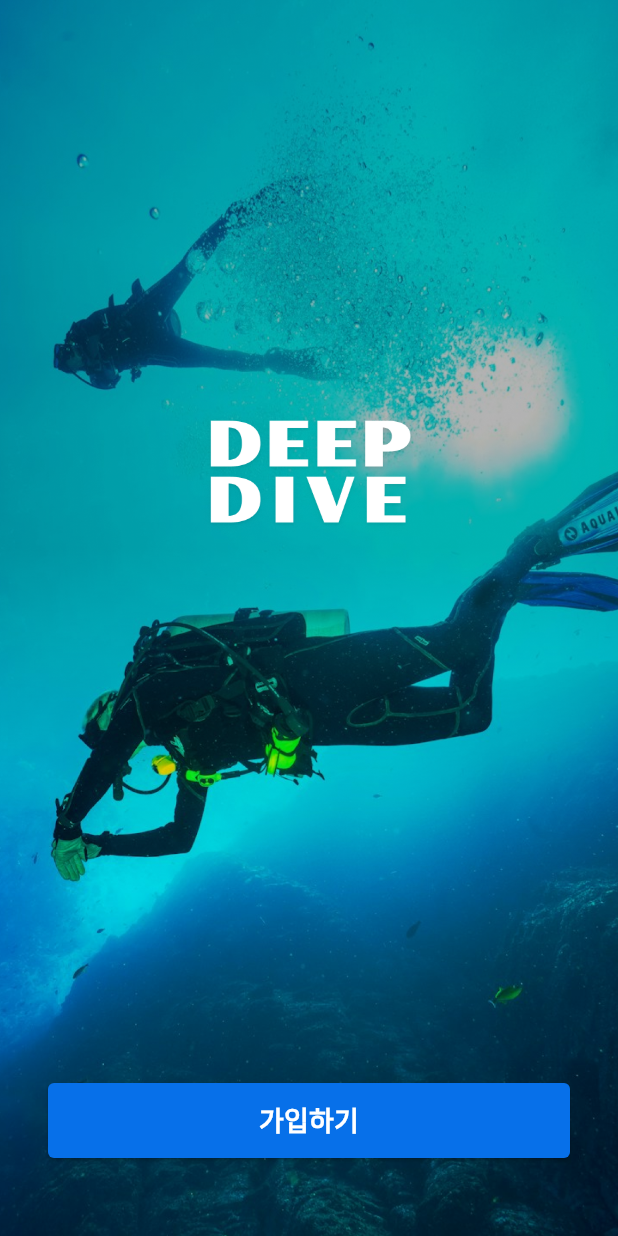
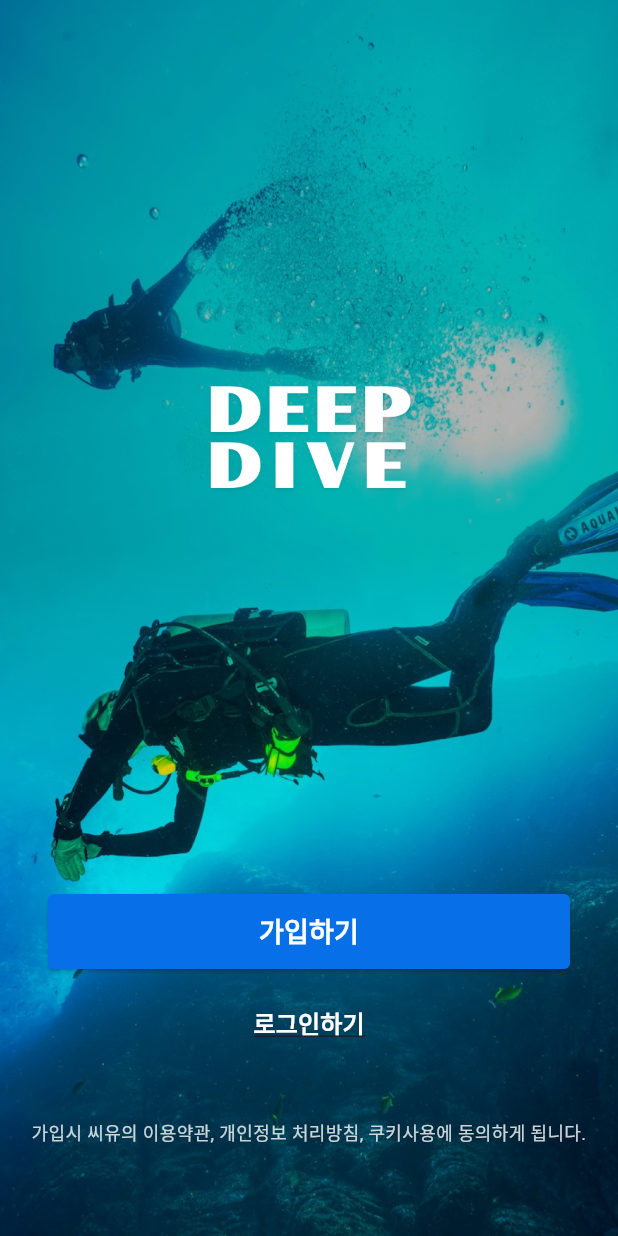
Before and after one commit to matthewKang6263/flutter_application_seau, a Flutter app: the WelcomePage screen opened directly, on a phone screen of 412 x 824 dp. Run offline on Flutter 3.47's test engine with Material 3 defaults, Android fonts, the phone set to English and light mode, and no system bars; our stand-ins replace flutter_riverpod; project files that could hold a hidden picture were left out.

Commit message:
웰컴페이지 UI 완료

```diff
--- a/lib/ui/pages/welcome/welcome_page.dart
+++ b/lib/ui/pages/welcome/welcome_page.dart
@@ -1,5 +1,6 @@
 import 'package:flutter/material.dart';
 import 'package:flutter_application_seau/ui/pages/join/join_page.dart';
+import 'package:flutter_application_seau/ui/pages/login/login_page.dart';
 import 'package:flutter_application_seau/ui/widgets/primary_button.dart';
 
 class WelcomePage extends StatelessWidget {
@@ -31,11 +32,9 @@ class WelcomePage extends StatelessWidget {
                 ],
               ),
               const Spacer(),
-              const SizedBox(height: 40),
               // 시작하기 버튼
               Padding(
-                padding:
-                    const EdgeInsets.symmetric(horizontal: 16, vertical: 40),
+                padding: const EdgeInsets.symmetric(horizontal: 16),
                 child: PrimaryButton(
                   text: "가입하기",
                   onPressed: () {
@@ -49,6 +48,42 @@ class WelcomePage extends StatelessWidget {
                   backgroundColor: const Color(0xFF0770E9),
                 ),
               ),
+              // 로그인하기 버튼 (투명)
+              Padding(
+                padding: const EdgeInsets.symmetric(horizontal: 16),
+                child: TextButton(
+                  onPressed: () {
+                    Navigator.push(
+                      context,
+                      MaterialPageRoute(
+                        builder: (context) => const LoginPage(),
+                      ),
+                    );
+                  },
+                  child: const Text(
+                    "로그인하기",
+                    style: TextStyle(
+                      fontSize: 16,
+                      fontWeight: FontWeight.bold,
+                      color: Colors.white, // 글자색은 흰색
+                      decoration: TextDecoration.underline, // 밑줄 추가
+                    ),
+                  ),
+                ),
+              ),
+              const SizedBox(height: 40),
+              // 약관 동의 텍스트
+              Padding(
+                padding: const EdgeInsets.only(bottom: 60),
+                child: Text(
+                  "가입시 씨유의 이용약관, 개인정보 처리방침, 쿠키사용에 동의하게 됩니다.",
+                  textAlign: TextAlign.center,
+                  style: TextStyle(
+                    fontSize: 12,
+                    color: Colors.white.withOpacity(0.8), // 흰색에 약간 투명도 추가
+                  ),
+                ),
+              ),
             ],
           )
         ],
```
Also changed, not shown: lib/ui/pages/login/login_page.dart (+44 -0 lines).
